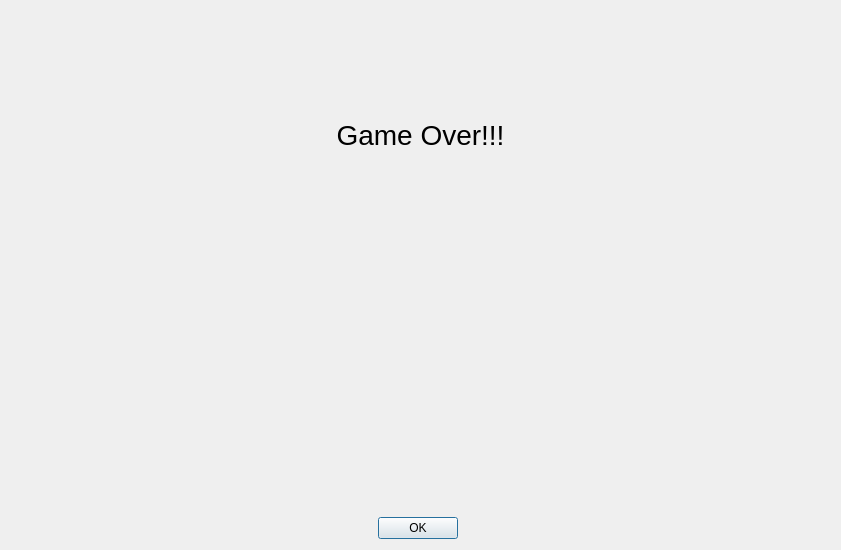
This is ui/gameoverdialog.ui in tdauth/gustavsfairyland as Qt 5 draws it before an edit. The edited form follows.
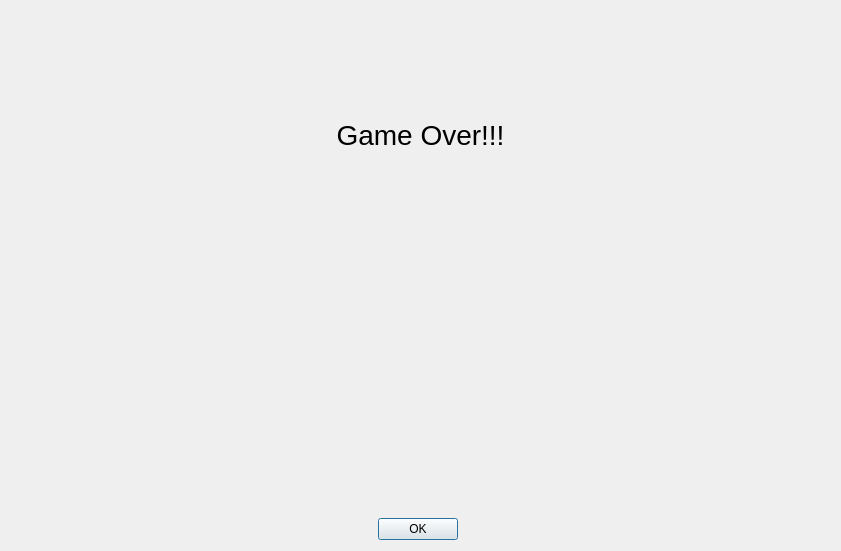
This is the edited form. Icons and pictures are not drawn.

Commit message: German translation and UI

What changed in the file:
```diff
--- a/ui/gameoverdialog.ui
+++ b/ui/gameoverdialog.ui
@@ -7,7 +7,7 @@
     <x>0</x>
     <y>0</y>
     <width>841</width>
-    <height>550</height>
+    <height>551</height>
    </rect>
   </property>
   <property name="windowTitle">
```
The commit also changes 1 other file.
